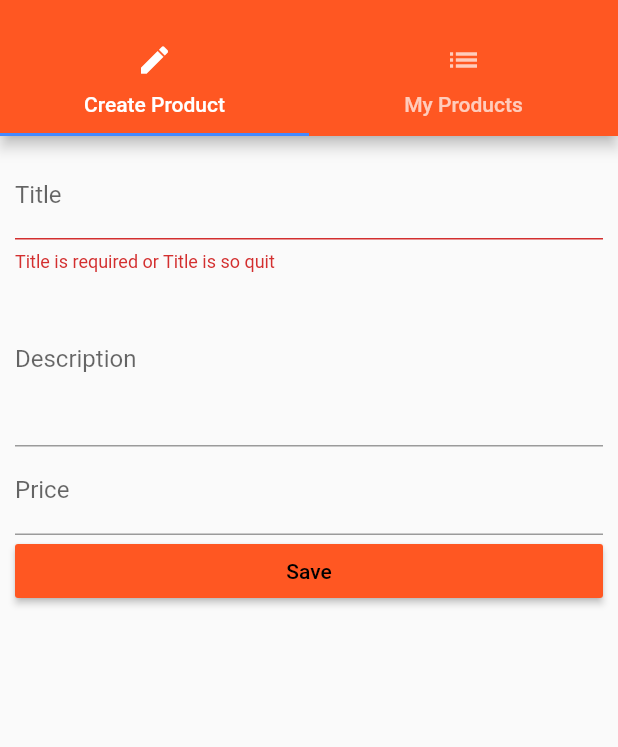
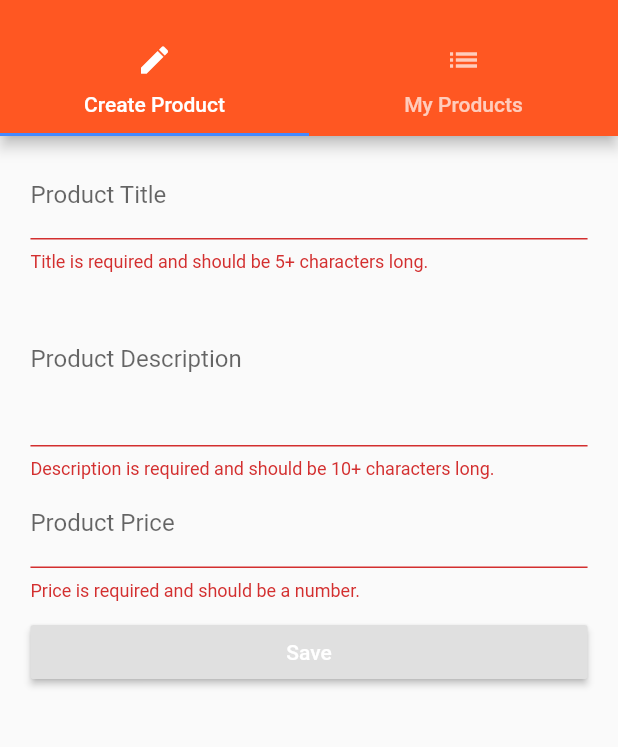
Before and after one commit to kherox/flutter-training-app, a Flutter app: the ProductsAdminPage screen opened by its route, after a tap on "Save", on a phone screen of 412 x 824 dp, the part 59-806 px from its top. Run offline on Flutter 3.47's test engine with Material 2 defaults, Android fonts, the phone set to English and light mode, and no system bars.

```diff
--- a/lib/models/product.dart
+++ b/lib/models/product.dart
@@ -6,6 +6,7 @@ class Product {
   final String description;
   final double price;
   final String image;
+  final bool isFavorite;
 
-  Product({@required this.title , @required this.description , @required this.price , @required this.image});
+  Product({@required this.title , @required this.description , @required this.price , @required this.image , this.isFavorite = false});
 }
--- a/lib/pages/product.dart
+++ b/lib/pages/product.dart
@@ -4,15 +4,16 @@ import 'package:flutter/material.dart';
 
 import '../widgets/ui_elements/title_default.dart';
 
+import 'package:scoped_model/scoped_model.dart';
+import '../scoped-model/products.dart';
+import '../models/product.dart';
+
 class ProductPage extends StatelessWidget {
-  final String title;
-  final String image;
-  final String description;
-  final double price;
+  final int index;
 
-  ProductPage(this.title, this.image, this.description, this.price);
+  ProductPage(this.index);
 
-  Widget _buildAddressPriceRow() {
+  Widget _buildAddressPriceRow(double price) {
     return Row(
       mainAxisAlignment: MainAxisAlignment.center,
       children: <Widget>[
@@ -42,22 +43,24 @@ class ProductPage extends StatelessWidget {
           Navigator.pop(context, false);
           return Future.value(false);
         },
-        child: Scaffold(
+        child: ScopedModelDescendant<ProductsModel>(builder: (BuildContext context , Widget child , ProductsModel model) {
+          Product product = model.products[index];
+           return Scaffold(
             appBar: AppBar(
-              title: Text(title),
+              title: Text(product.title),
             ),
             body: Column(
               children: <Widget>[
-                Image.asset(image),
+                Image.asset(product.image),
                 Container(
-                  child: TitleDefault(title),
+                  child: TitleDefault(product.title),
                   padding: EdgeInsets.all(10.0),
                 ),
-                _buildAddressPriceRow(),
+                _buildAddressPriceRow(product.price),
                 Container(
                   padding: EdgeInsets.all(10.0),
                   child: Text(
-                    description,
+                    product.description,
                     textAlign: TextAlign.center,
                   ),
                 ),
@@ -91,6 +94,7 @@ class ProductPage extends StatelessWidget {
                   ),
                 )
               ],
-            )));
+            ),);
+        },) );
   }
 }
--- a/lib/pages/product_admin.dart
+++ b/lib/pages/product_admin.dart
@@ -1,7 +1,7 @@
 import 'package:flutter/material.dart';
 
 import './product_list.dart';
-import './product_create.dart';
+import './product_edit.dart';
 
 
 class ProductsAdminPage extends StatelessWidget {
@@ -45,8 +45,8 @@ class ProductsAdminPage extends StatelessWidget {
         ),
         body: TabBarView(
           children: <Widget>[
-            ProductCreatePage(),
-            ProductListPage(null)
+            ProductEditPage(),
+            ProductListPage()
           ],
         ),
       ),
--- a/lib/pages/product_create.dart
+++ /dev/null
@@ -1,86 +0,0 @@
-import 'package:flutter/material.dart';
-
-class ProductCreatePage extends StatefulWidget {
-
-
-  @override
-  State<StatefulWidget> createState() {
-    return _ProductCreatePageState();
-  }
-}
-
-class _ProductCreatePageState extends State<ProductCreatePage> {
-final Map<String , dynamic> _formData = {
-  'title': null,
-  'description': null,
-  'price': null,
-  'image': 'assets/food.jpg'
-};
-
-  GlobalKey<FormState> _formKey = GlobalKey<FormState>();
-
-  void _submit() {
-    if (!_formKey.currentState.validate()){
-       return;
-     }
-    _formKey.currentState.save();
-    widget.addProduct(_formData);
-    Navigator.pushReplacementNamed(context, '/products');
-  }
-
-  @override
-  Widget build(BuildContext context) {
-    return GestureDetector(
-      onTap: (){
-        FocusScope.of(context).requestFocus(FocusNode());
-      },
-      child:  Container(
-      margin: EdgeInsets.all(10.0),
-      child: Form(
-        key: _formKey,
-        child: ListView(
-          children: <Widget>[
-            TextFormField(
-              decoration: InputDecoration(labelText: "Title"),
-              validator: (String value) {
-                if (value.isEmpty || value.length < 5){
-                  return "Title is required or Title is so quit";
-                }
-              },
-              onSaved: (String value) {
-                setState(() {
-                  _formData['title'] = value;
-                });
-              },
-            ),
-            TextFormField(
-              maxLines: 4,
-              decoration: InputDecoration(labelText: "Description"),
-
-              onSaved: (String value) {
-                setState(() {
-                  _formData['description'] = value;
-                });
-              },
-            ),
-            TextFormField(
-              decoration: InputDecoration(labelText: "Price"),
-              keyboardType: TextInputType.number,
-              onSaved: (String value) {
-                setState(() {
-                  _formData['price'] = double.parse(value);
-                });
-              },
-            ),
-            RaisedButton(
-              child: Text("Save"),
-              color: Theme.of(context).primaryColor,
-              textColor: Colors.black,
-              onPressed: _submit,
-            )
-          ],
-        ),
-      ),
-    ),);
-  }
-}
--- /dev/null
+++ b/lib/pages/product_edit.dart
@@ -0,0 +1,180 @@
+import 'package:flutter/material.dart';
+import 'package:scoped_model/scoped_model.dart';
+
+import '../widgets/helpers/ensure_visible.dart';
+
+import '../scoped-model/products.dart';
+import '../models/product.dart';
+
+class ProductEditPage extends StatefulWidget {
+
+  @override
+  State<StatefulWidget> createState() {
+    return _ProductEditPageState();
+  }
+}
+
+class _ProductEditPageState extends State<ProductEditPage> {
+  final Map<String, dynamic> _formData = {
+    'title': null,
+    'description': null,
+    'price': null,
+    'image': 'assets/food.jpg'
+  };
+  final GlobalKey<FormState> _formKey = GlobalKey<FormState>();
+  final _titleFocusNode = FocusNode();
+  final _descriptionFocusNode = FocusNode();
+  final _priceFocusNode = FocusNode();
+
+  Widget _buildTitleTextField(Product product) {
+    return EnsureVisibleWhenFocused(
+      focusNode: _titleFocusNode,
+      child: TextFormField(
+        focusNode: _titleFocusNode,
+        decoration: InputDecoration(labelText: 'Product Title'),
+        initialValue: product == null ? '' : product.title,
+        validator: (String value) {
+          // if (value.trim().length <= 0) {
+          if (value.isEmpty || value.length < 5) {
+            return 'Title is required and should be 5+ characters long.';
+          }
+        },
+        onSaved: (String value) {
+          _formData['title'] = value;
+        },
+      ),
+    );
+  }
+
+  Widget _buildDescriptionTextField(Product product) {
+    return EnsureVisibleWhenFocused(
+      focusNode: _descriptionFocusNode,
+      child: TextFormField(
+        focusNode: _descriptionFocusNode,
+        maxLines: 4,
+        decoration: InputDecoration(labelText: 'Product Description'),
+        initialValue:
+           product == null ? '' : product.description,
+        validator: (String value) {
+          // if (value.trim().length <= 0) {
+          if (value.isEmpty || value.length < 10) {
+            return 'Description is required and should be 10+ characters long.';
+          }
+        },
+        onSaved: (String value) {
+          _formData['description'] = value;
+        },
+      ),
+    );
+  }
+
+  Widget _buildPriceTextField(Product product) {
+    return EnsureVisibleWhenFocused(
+      focusNode: _priceFocusNode,
+      child: TextFormField(
+        focusNode: _priceFocusNode,
+        keyboardType: TextInputType.number,
+        decoration: InputDecoration(labelText: 'Product Price'),
+        initialValue:
+           product == null ? '' : product.price.toString(),
+        validator: (String value) {
+          // if (value.trim().length <= 0) {
+          if (value.isEmpty ||
+              !RegExp(r'^(?:[1-9]\d*|0)?(?:\.\d+)?$').hasMatch(value)) {
+            return 'Price is required and should be a number.';
+          }
+        },
+        onSaved: (String value) {
+          _formData['price'] = double.parse(value);
+        },
+      ),
+    );
+  }
+
+
+  Widget _buildSubmitButton(){
+    return ScopedModelDescendant(builder: (BuildContext context , Widget child , ProductsModel model) {
+      return  RaisedButton(
+                child: Text('Save'),
+                textColor: Colors.white,
+                onPressed: () => _submitForm(model.addProduct,model.updateProduct , model.selectedIndex),
+              );
+    },);
+  }
+
+  Widget _buildPageContent(BuildContext context , Product product) {
+    final double deviceWidth = MediaQuery.of(context).size.width;
+    final double targetWidth = deviceWidth > 550.0 ? 500.0 : deviceWidth * 0.95;
+    final double targetPadding = deviceWidth - targetWidth;
+    return GestureDetector(
+      onTap: () {
+        FocusScope.of(context).requestFocus(FocusNode());
+      },
+      child: Container(
+        margin: EdgeInsets.all(10.0),
+        child: Form(
+          key: _formKey,
+          child: ListView(
+            padding: EdgeInsets.symmetric(horizontal: targetPadding / 2),
+            children: <Widget>[
+              _buildTitleTextField(product),
+              _buildDescriptionTextField(product),
+              _buildPriceTextField(product),
+              SizedBox(
+                height: 10.0,
+              ),
+              _buildSubmitButton(),
+              // GestureDetector(
+              //   onTap: _submitForm,
+              //   child: Container(
+              //     color: Colors.green,
+              //     padding: EdgeInsets.all(5.0),
+              //     child: Text('My Button'),
+              //   ),
+              // )
+            ],
+          ),
+        ),
+      ),
+    );
+  }
+
+  void _submitForm(Function addProduct , Function updateProduct , [int selectProductIndex]) {
+    if (!_formKey.currentState.validate()) {
+      return;
+    }
+    _formKey.currentState.save();
+    if (selectProductIndex == null) {
+     addProduct(Product(
+       title: _formData['title'],
+       description: _formData['description'],
+       price: _formData['price'],
+       image: _formData['image']
+     ));
+    } else {
+      updateProduct(Product(
+       title: _formData['title'],
+       description: _formData['description'],
+       price: _formData['price'],
+       image: _formData['image']));
+    }
+
+    Navigator.pushReplacementNamed(context, '/products');
+  }
+
+  @override
+  Widget build(BuildContext context) {
+    return ScopedModelDescendant(builder: (BuildContext context , Widget child , ProductsModel model) {
+      final Widget pageContent = _buildPageContent(context , model.selectedProduct);
+      return  model.selectedIndex == null
+        ? pageContent
+        : Scaffold(
+            appBar: AppBar(
+              title: Text('Edit Product'),
+            ),
+            body: pageContent,
+          );
+    },);
+
+  }
+}
--- a/lib/scoped-model/products.dart
+++ b/lib/scoped-model/products.dart
@@ -4,20 +4,40 @@ import '../models/product.dart';
 
 class ProductsModel extends Model {
   List<Product> _products = [];
+  int _index;
 
   List<Product> get products {
     return List.from(_products);
   }
 
-  void _addProduct(Product product) {
-    _products.add(product);
+  int get selectedIndex {
+    return _index;
   }
 
-  void _deleteProduct(int index) {
-    _products.removeAt(index);
+  void addProduct(Product product) {
+    _products.add(product);
+    setIndex(null);
   }
 
-  void updateProduct(Product product, index) {
-    _products[index] = product;
+  void deleteProduct() {
+    _products.removeAt(_index);
+    setIndex(null);
   }
+
+  void updateProduct(Product product) {
+    _products[_index] = product;
+    setIndex(null);
+  }
+
+  void setIndex(int index){
+    _index = index;
+  }
+
+  Product get selectedProduct {
+    if (_index == null){
+      return null;
+    }
+    return _products[_index];
+  }
+
 }
--- /dev/null
+++ b/lib/widgets/helpers/ensure_visible.dart
@@ -0,0 +1,86 @@
+import 'dart:async';
+
+import 'package:flutter/rendering.dart';
+import 'package:flutter/widgets.dart';
+import 'package:meta/meta.dart';
+
+class EnsureVisibleWhenFocused extends StatefulWidget {
+  const EnsureVisibleWhenFocused({
+    Key key,
+    @required this.child,
+    @required this.focusNode,
+    this.curve: Curves.ease,
+    this.duration: const Duration(milliseconds: 100),
+  }) : super(key: key);
+
+  /// The node we will monitor to determine if the child is focused
+  final FocusNode focusNode;
+
+  /// The child widget that we are wrapping
+  final Widget child;
+
+  /// The curve we will use to scroll ourselves into view.
+  ///
+  /// Defaults to Curves.ease.
+  final Curve curve;
+
+  /// The duration we will use to scroll ourselves into view
+  ///
+  /// Defaults to 100 milliseconds.
+  final Duration duration;
+
+  EnsureVisibleWhenFocusedState createState() => new EnsureVisibleWhenFocusedState();
+}
+
+class EnsureVisibleWhenFocusedState extends State<EnsureVisibleWhenFocused> {
+  @override
+  void initState() {
+    super.initState();
+    widget.focusNode.addListener(_ensureVisible);
+  }
+
+  @override
+  void dispose() {
+    super.dispose();
+    widget.focusNode.removeListener(_ensureVisible);
+  }
+
+  Future<Null> _ensureVisible() async {
+    // Wait for the keyboard to come into view
+    // TODO: position doesn't seem to notify listeners when metrics change,
+    // perhaps a NotificationListener around the scrollable could avoid
+    // the need insert a delay here.
+    await Future.delayed(const Duration(milliseconds: 300));
+
+    if (!widget.focusNode.hasFocus)
+      return;
+
+    final RenderObject object = context.findRenderObject();
+    final RenderAbstractViewport viewport = RenderAbstractViewport.of(object);
+    assert(viewport != null);
+
+    ScrollableState scrollableState = Scrollable.of(context);
+    assert(scrollableState != null);
+
+    ScrollPosition position = scrollableState.position;
+    double alignment;
+    if (position.pixels > viewport.getOffsetToReveal(object, 0.0).rect.top) {
+      // Move down to the top of the viewport
+      alignment = 0.0;
+    } else if (position.pixels < viewport.getOffsetToReveal(object, 1.0).rect.bottom) {
+      // Move up to the bottom of the viewport
+      alignment = 1.0;
+    } else {
+      // No scrolling is necessary to reveal the child
+      return;
+    }
+    position.ensureVisible(
+      object,
+      alignment: alignment,
+      duration: widget.duration,
+      curve: widget.curve,
+    );
+  }
+
+  Widget build(BuildContext context) => widget.child;
+}
```
Also changed, not shown: lib/main.dart (+7 -3 lines), lib/pages/product_list.dart (+34 -12 lines).
